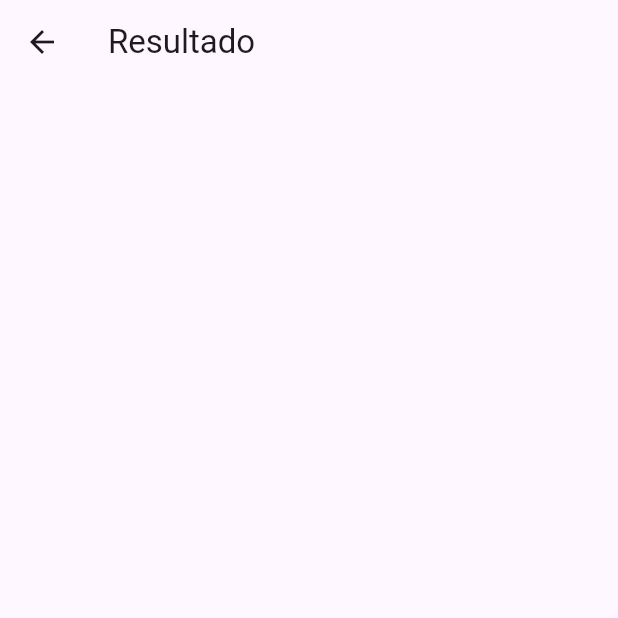
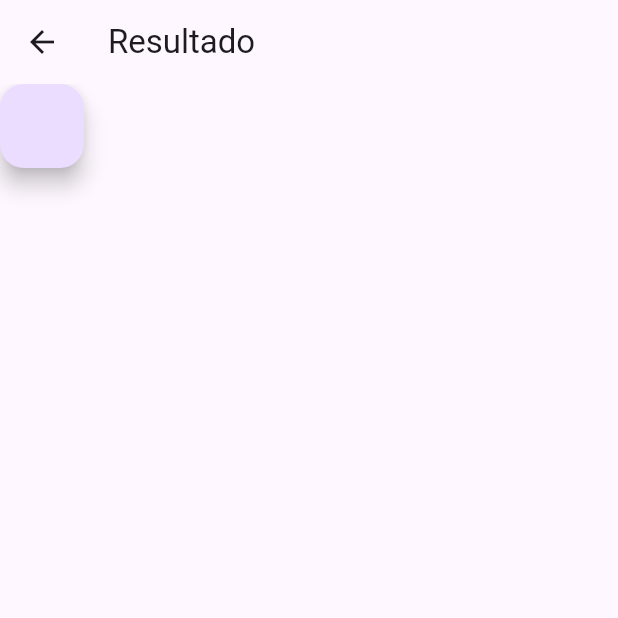
Before and after one commit to oJaciel/sdrawkcaB_App, a Flutter app: the ResultScreen screen opened by its route, on a phone screen of 412 x 824 dp, the top half of it. Run offline on Flutter 3.47's test engine with Material 3 defaults, Android fonts, the light colour scheme and no system bars; our stand-ins replace flutter_tts.

Commit message:
Testando o Provider
Inicializado o provider na tela de resultado e testados os métodos.

*Apenas para teste, depois irá mudar

```diff
--- a/lib/screens/result_screen.dart
+++ b/lib/screens/result_screen.dart
@@ -1,14 +1,23 @@
 import 'package:flutter/material.dart';
+import 'package:sdrawkcab/providers/tts_provider.dart';
 
 class ResultScreen extends StatelessWidget {
   const ResultScreen({super.key});
 
   @override
   Widget build(BuildContext context) {
+    //Instanciando e inicializando o Tts
+    final provider = TtsProvider();
+    provider.initTts();
+
     return Scaffold(
       appBar: AppBar(
         title: Text('Resultado'),
       ),
+      body: FloatingActionButton(
+        onPressed: () =>
+            provider.speak('Teste'),
+      ),
     );
   }
 }
```
